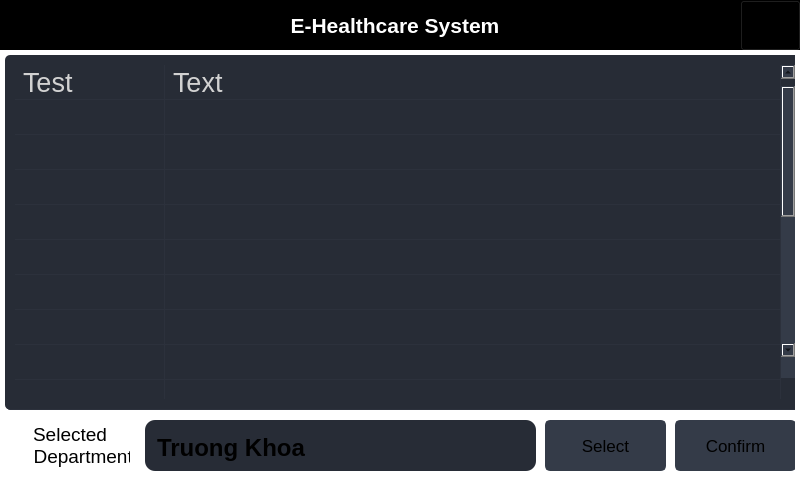
The window that gui/form.ui (truongkhoa1799/E-Healthcare-System) describes before a commit, drawn with Qt 5.
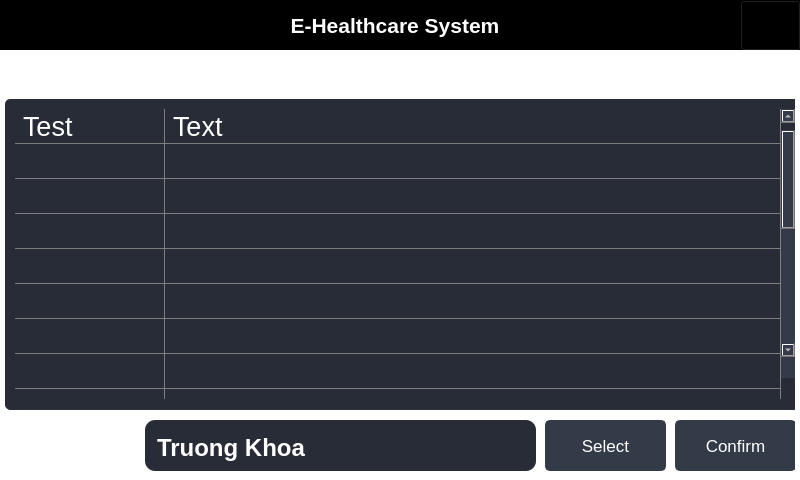
The same window after the commit. The open tabs and pages were chosen to show the change. Icons and pictures are not drawn.

Commit message: done choose department

What changed in the file:
```diff
--- a/gui/form.ui
+++ b/gui/form.ui
@@ -2141,9 +2141,9 @@
         <property name="geometry">
          <rect>
           <x>0</x>
-          <y>0</y>
+          <y>44</y>
           <width>800</width>
-          <height>355</height>
+          <height>311</height>
          </rect>
         </property>
         <property name="sizePolicy">
@@ -2158,9 +2158,9 @@
            <colorrole role="WindowText">
             <brush brushstyle="SolidPattern">
              <color alpha="255">
-              <red>210</red>
-              <green>210</green>
-              <blue>210</blue>
+              <red>255</red>
+              <green>255</green>
+              <blue>255</blue>
              </color>
             </brush>
            </colorrole>
@@ -2176,18 +2176,18 @@
            <colorrole role="Text">
             <brush brushstyle="SolidPattern">
              <color alpha="255">
-              <red>210</red>
-              <green>210</green>
-              <blue>210</blue>
+              <red>255</red>
+              <green>255</green>
+              <blue>255</blue>
              </color>
             </brush>
            </colorrole>
            <colorrole role="ButtonText">
             <brush brushstyle="SolidPattern">
              <color alpha="255">
-              <red>210</red>
-              <green>210</green>
-              <blue>210</blue>
+              <red>255</red>
+              <green>255</green>
+              <blue>255</blue>
              </color>
             </brush>
            </colorrole>
@@ -2209,23 +2209,23 @@
              </color>
             </brush>
            </colorrole>
-           <!-- <colorrole role="PlaceholderText">
+           <colorrole role="PlaceholderText">
             <brush brushstyle="NoBrush">
              <color alpha="128">
-              <red>210</red>
-              <green>210</green>
-              <blue>210</blue>
+              <red>255</red>
+              <green>255</green>
+              <blue>255</blue>
              </color>
             </brush>
-           </colorrole> -->
+           </colorrole>
           </active>
           <inactive>
            <colorrole role="WindowText">
             <brush brushstyle="SolidPattern">
              <color alpha="255">
-              <red>210</red>
-              <green>210</green>
-              <blue>210</blue>
+              <red>255</red>
+              <green>255</green>
+              <blue>255</blue>
              </color>
             </brush>
            </colorrole>
@@ -2241,18 +2241,18 @@
            <colorrole role="Text">
             <brush brushstyle="SolidPattern">
              <color alpha="255">
-              <red>210</red>
-              <green>210</green>
-              <blue>210</blue>
+              <red>255</red>
+              <green>255</green>
+              <blue>255</blue>
              </color>
             </brush>
            </colorrole>
            <colorrole role="ButtonText">
             <brush brushstyle="SolidPattern">
              <color alpha="255">
-              <red>210</red>
-              <green>210</green>
-              <blue>210</blue>
+              <red>255</red>
+              <green>255</green>
+              <blue>255</blue>
              </color>
             </brush>
            </colorrole>
@@ -2274,23 +2274,23 @@
              </color>
             </brush>
            </colorrole>
-           <!-- <colorrole role="PlaceholderText">
+           <colorrole role="PlaceholderText">
             <brush brushstyle="NoBrush">
              <color alpha="128">
-              <red>210</red>
-              <green>210</green>
-              <blue>210</blue>
+              <red>255</red>
+              <green>255</green>
+              <blue>255</blue>
              </color>
             </brush>
-           </colorrole> -->
+           </colorrole>
           </inactive>
           <disabled>
            <colorrole role="WindowText">
             <brush brushstyle="SolidPattern">
              <color alpha="255">
-              <red>210</red>
-              <green>210</green>
-              <blue>210</blue>
+              <red>255</red>
+              <green>255</green>
+              <blue>255</blue>
              </color>
             </brush>
            </colorrole>
@@ -2306,18 +2306,18 @@
            <colorrole role="Text">
             <brush brushstyle="SolidPattern">
              <color alpha="255">
-              <red>210</red>
-              <green>210</green>
-              <blue>210</blue>
+              <red>255</red>
+              <green>255</green>
+              <blue>255</blue>
              </color>
             </brush>
            </colorrole>
            <colorrole role="ButtonText">
             <brush brushstyle="SolidPattern">
              <color alpha="255">
-              <red>210</red>
-              <green>210</green>
-              <blue>210</blue>
+              <red>255</red>
+              <green>255</green>
+              <blue>255</blue>
              </color>
             </brush>
            </colorrole>
@@ -2339,15 +2339,15 @@
              </color>
             </brush>
            </colorrole>
-           <!-- <colorrole role="PlaceholderText">
+           <colorrole role="PlaceholderText">
             <brush brushstyle="NoBrush">
              <color alpha="128">
-              <red>210</red>
-              <green>210</green>
-              <blue>210</blue>
+              <red>255</red>
+              <green>255</green>
+              <blue>255</blue>
              </color>
             </brush>
-           </colorrole> -->
+           </colorrole>
           </disabled>
          </palette>
         </property>
@@ -2364,17 +2364,20 @@
 	background-color: rgb(39, 44, 54);
 	padding: 10px;
 	border-radius: 5px;
-	gridline-color: rgb(44, 49, 60);
+	gridline-color: rgb(126, 125, 128);
 	border-bottom: 1px solid rgb(44, 49, 60);
+	color: rgb(255, 255, 255);
 }
 QTableWidget::item{
 	border-color: rgb(44, 49, 60);
 	padding-left: 5px;
 	padding-right: 5px;
 	gridline-color: rgb(44, 49, 60);
+	color: rgb(255, 255, 255);
 }
 QTableWidget::item:selected{
 	background-color: rgb(85, 170, 255);
+	color: rgb(255, 255, 255);
 }
 QScrollBar:horizontal {
     border: none;
@@ -2382,6 +2385,7 @@
     height: 14px;
     margin: 0px 21px 0 21px;
 	border-radius: 0px;
+	color: rgb(255, 255, 255);
 }
  QScrollBar:vertical {
 	border: none;
@@ -2389,6 +2393,7 @@
     width: 14px;
     margin: 21px 0 21px 0;
 	border-radius: 0px;
+	color: rgb(255, 255, 255);
  }
 QHeaderView::section{
 	Background-color: rgb(39, 44, 54);
@@ -2397,9 +2402,11 @@
 	border-style: none;
     border-bottom: 1px solid rgb(44, 49, 60);
     border-right: 1px solid rgb(44, 49, 60);
+	color: rgb(255, 255, 255);
 }
 QTableWidget::horizontalHeader {	
 	background-color: rgb(81, 255, 0);
+	color: rgb(255, 255, 255);
 }
 QHeaderView::section:horizontal
 {
@@ -2408,10 +2415,12 @@
 	padding: 3px;
 	border-top-left-radius: 7px;
     border-top-right-radius: 7px;
+	color: rgb(255, 255, 255);
 }
 QHeaderView::section:vertical
 {
     border: 1px solid rgb(44, 49, 60);
+	color: rgb(255, 255, 255);
 }
 </string>
         </property>
@@ -2558,6 +2567,7 @@
 	border: 2px solid rgb(52, 59, 72);
 	border-radius: 5px;	
 	background-color: rgb(52, 59, 72);
+	color: rgb(255, 255, 255);
 }
 QPushButton:hover {
 	background-color: rgb(57, 65, 80);
@@ -2621,7 +2631,7 @@
           </font>
          </property>
          <property name="styleSheet">
-          <string notr="true"/>
+          <string notr="true">color: rgb(255, 255, 255);</string>
          </property>
          <property name="text">
           <string>Truong Khoa</string>
@@ -2646,7 +2656,7 @@
          </font>
         </property>
         <property name="styleSheet">
-         <string notr="true"/>
+         <string notr="true">color: rgb(255, 255, 255);</string>
         </property>
         <property name="text">
          <string>Selected
@@ -2682,6 +2692,7 @@
 	border: 2px solid rgb(52, 59, 72);
 	border-radius: 5px;	
 	background-color: rgb(52, 59, 72);
+	color: rgb(255, 255, 255);
 }
 QPushButton:hover {
 	background-color: rgb(57, 65, 80);
@@ -2702,6 +2713,48 @@
          </size>
         </property>
        </widget>
+       <widget class="QLabel" name="label_7">
+        <property name="geometry">
+         <rect>
+          <x>0</x>
+          <y>-1</y>
+          <width>151</width>
+          <height>41</height>
+         </rect>
+        </property>
+        <property name="font">
+         <font>
+          <pointsize>20</pointsize>
+         </font>
+        </property>
+        <property name="styleSheet">
+         <string notr="true">color: rgb(255, 255, 255);</string>
+        </property>
+        <property name="text">
+         <string>    Dep No</string>
+        </property>
+       </widget>
+       <widget class="QLabel" name="label_8">
+        <property name="geometry">
+         <rect>
+          <x>170</x>
+          <y>0</y>
+          <width>141</width>
+          <height>41</height>
+         </rect>
+        </property>
+        <property name="font">
+         <font>
+          <pointsize>20</pointsize>
+         </font>
+        </property>
+        <property name="styleSheet">
+         <string notr="true">color: rgb(255, 255, 255);</string>
+        </property>
+        <property name="text">
+         <string>Dep Name</string>
+        </property>
+       </widget>
       </widget>
      </widget>
     </item>
```
Left out of the diff: 28 changed lines with no effect on the pictures. The commit also changes 1 other file.
